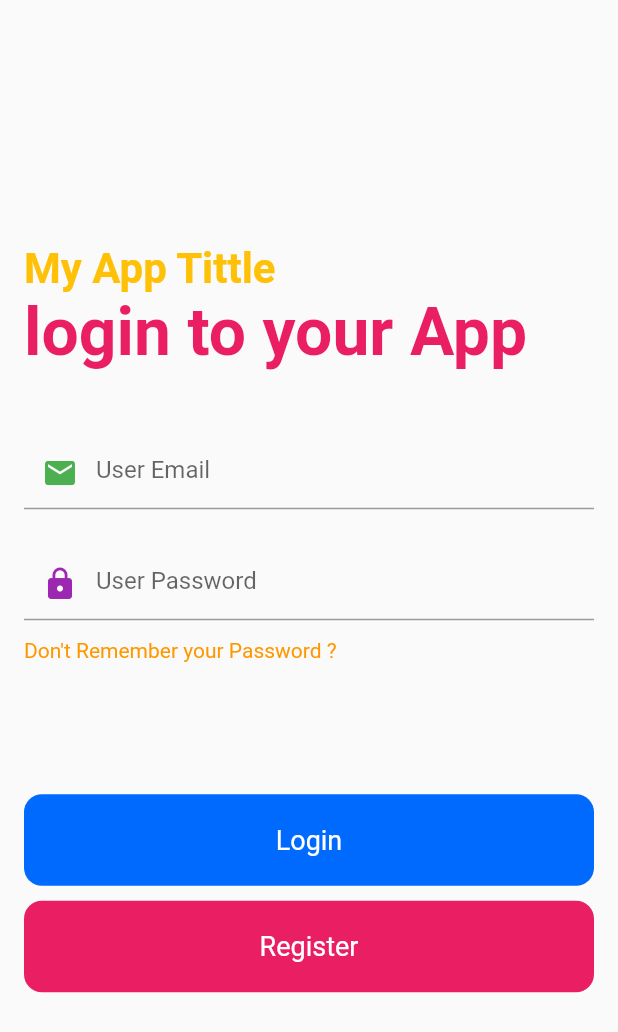
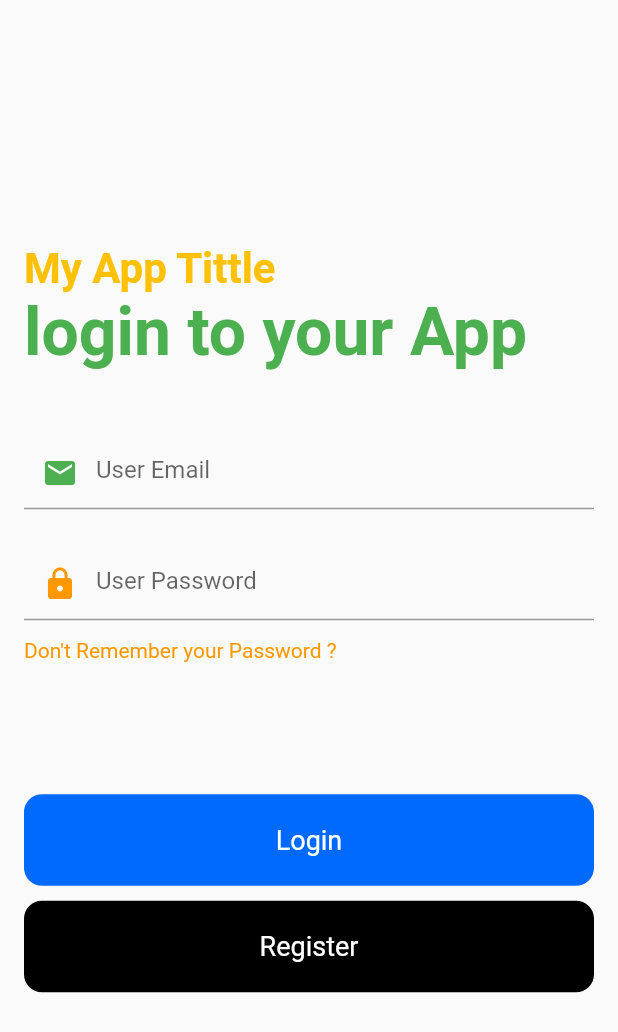
Before and after one commit to mber5082/code, a Flutter app: the screen it shows after launch, on a phone screen of 412 x 824 dp. Shown: the top 1032 px of the screen. Run offline on Flutter 3.47's test engine with Material 2 defaults, Android fonts, the phone set to English and light mode, and no system bars; our stand-ins replace firebase_auth, firebase_core, fluttertoast, form_field_validator; accounts and stored records are empty.

Commit message:
first commit

```diff
--- a/lib/main.dart
+++ b/lib/main.dart
@@ -98,7 +98,7 @@ class _loginScreenState extends State<loginScreen> {
           const Text(
             "login to your App",
             style: TextStyle(
-                color: Colors.pink,
+                color: Colors.green,
                 fontSize: 44.00,
                 fontWeight: FontWeight.bold),
           ),
@@ -125,7 +125,7 @@ class _loginScreenState extends State<loginScreen> {
                 hintText: "User Password",
                 prefixIcon: Icon(
                   Icons.lock,
-                  color: Colors.purple,
+                  color: Colors.orange,
                 )),
           ),
           const SizedBox(
@@ -169,7 +169,7 @@ class _loginScreenState extends State<loginScreen> {
             padding: EdgeInsets.only(top: 10),
             width: double.infinity,
             child: RawMaterialButton(
-              fillColor: const Color(0xFFE91E63),
+              fillColor: Colors.black,
               elevation: 0.0,
               padding: const EdgeInsets.symmetric(vertical: 20.0),
               shape: RoundedRectangleBorder(
```
Also changed, not shown: pubspec.yaml (+7 -0 lines), pubspec.lock.
